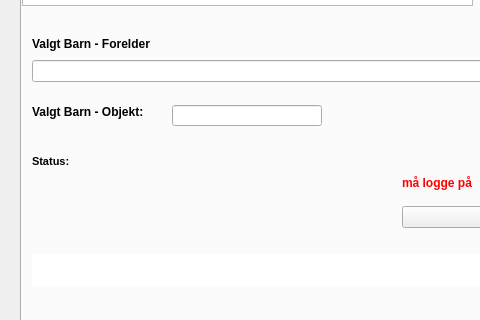
The window that more_window.ui (JACCCostring/NVDBPlugin) describes before a commit, drawn with Qt 5; both pictures show x 0 to 480 and y 321 to 641 of the 637 by 725 pixel window.
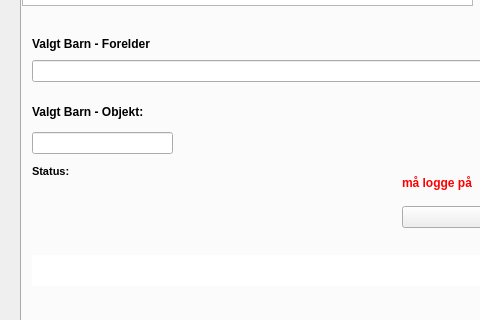
The same window after the commit. Icons and pictures are not drawn.

Commit message: added label in mer-vindu

Patch:
```diff
--- a/more_window.ui
+++ b/more_window.ui
@@ -89,7 +89,7 @@
        <x>10</x>
        <y>380</y>
        <width>141</width>
-       <height>21</height>
+       <height>49</height>
       </rect>
      </property>
      <layout class="QVBoxLayout" name="verticalLayout">
@@ -106,13 +106,29 @@
         </property>
        </widget>
       </item>
+      <item>
+       <widget class="QLineEdit" name="object_id_line">
+        <property name="maximumSize">
+         <size>
+          <width>150</width>
+          <height>16777215</height>
+         </size>
+        </property>
+        <property name="frame">
+         <bool>true</bool>
+        </property>
+        <property name="readOnly">
+         <bool>true</bool>
+        </property>
+       </widget>
+      </item>
      </layout>
     </widget>
     <widget class="QWidget" name="verticalLayoutWidget_2">
      <property name="geometry">
       <rect>
        <x>10</x>
-       <y>430</y>
+       <y>440</y>
        <width>261</width>
        <height>51</height>
       </rect>
@@ -229,28 +245,6 @@
       </item>
      </layout>
     </widget>
-    <widget class="QLineEdit" name="object_id_line">
-     <property name="geometry">
-      <rect>
-       <x>150</x>
-       <y>380</y>
-       <width>150</width>
-       <height>21</height>
-      </rect>
-     </property>
-     <property name="maximumSize">
-      <size>
-       <width>150</width>
-       <height>16777215</height>
-      </size>
-     </property>
-     <property name="frame">
-      <bool>true</bool>
-     </property>
-     <property name="readOnly">
-      <bool>true</bool>
-     </property>
-    </widget>
     <widget class="QWidget" name="verticalLayoutWidget_5">
      <property name="geometry">
       <rect>
```
The commit also changes 1 other file.
